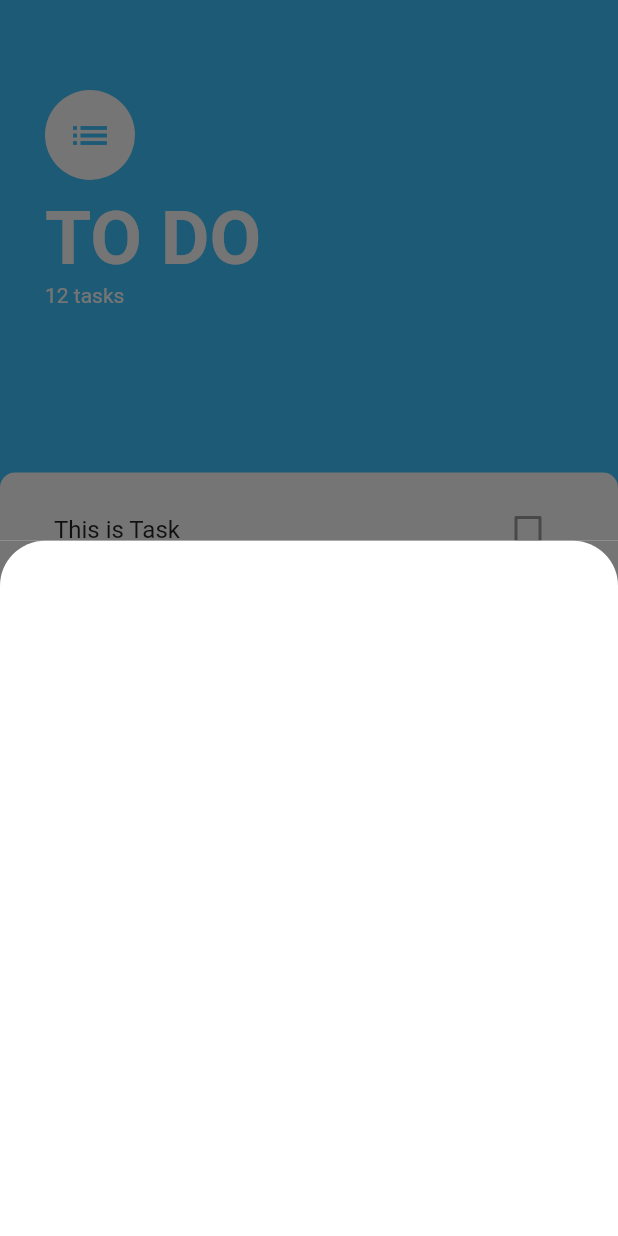
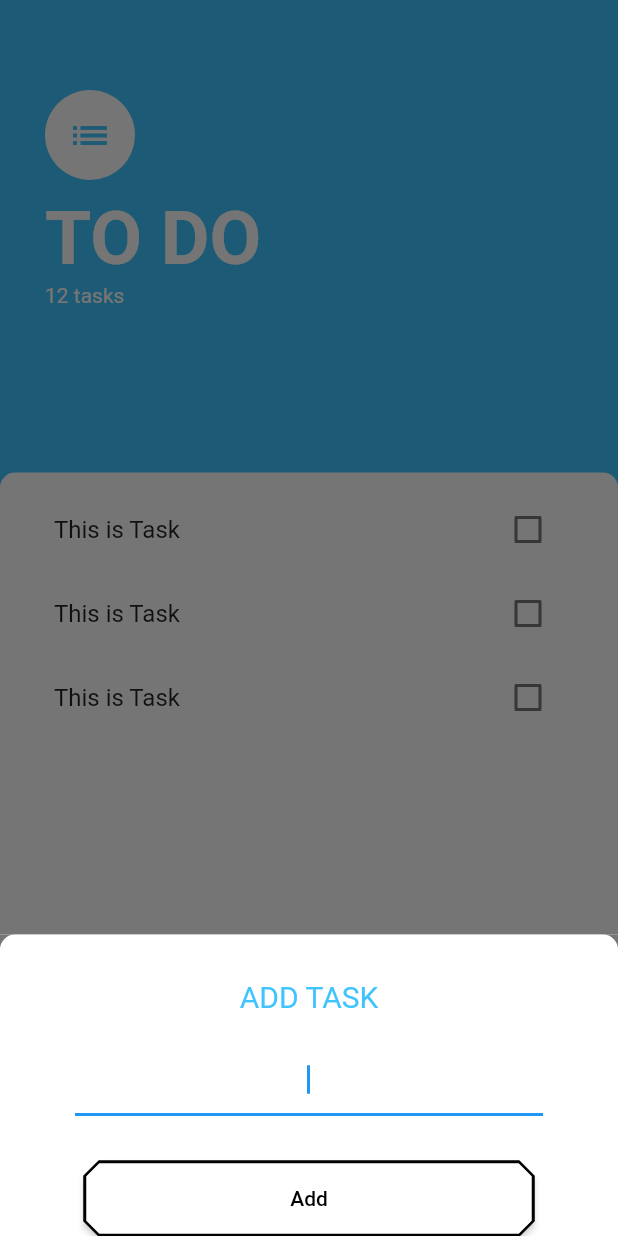
Before and after one commit to KTmifune/flutter_todo_app, a Flutter app: the screen it shows after launch, after a tap on the "add" icon, on a phone screen of 412 x 824 dp. Run offline on Flutter 3.47's test engine with Material 2 defaults, Android fonts, the phone set to English and light mode, and no system bars.

Commit message:
add AddTaskScreen

```diff
--- a/flutter_todo/lib/screens/add_task_screen.dart
+++ b/flutter_todo/lib/screens/add_task_screen.dart
@@ -9,8 +9,58 @@ class AddTaskScreen extends StatelessWidget {
         decoration: BoxDecoration(
           color: Colors.white,
           borderRadius: BorderRadius.only(
-            topLeft: Radius.circular(30.0),
-            topRight: Radius.circular(30.0),
+            topLeft: Radius.circular(10.0),
+            topRight: Radius.circular(10.0),
+          ),
+        ),
+        child: Padding(
+          padding: const EdgeInsets.symmetric(horizontal: 50.0),
+          child: Column(
+            children: <Widget>[
+              SizedBox(
+                height: 30.0,
+              ),
+              Text(
+                'ADD TASK',
+                style: TextStyle(color: Colors.lightBlueAccent, fontSize: 20.0),
+              ),
+              SizedBox(
+                height: 20.0,
+              ),
+              TextField(
+                autofocus: true,
+                textAlign: TextAlign.center,
+                decoration: InputDecoration(
+                    hintStyle: TextStyle(
+                  color: Colors.lightBlueAccent,
+                )),
+              ),
+              SizedBox(
+                height: 30.0,
+              ),
+              ButtonTheme(
+                minWidth: 300.0,
+                height: 50.0,
+                child: RaisedButton(
+                    color: Colors.white,
+                    shape: BeveledRectangleBorder(
+                      side: BorderSide(
+                        color: Colors.black,
+                        style: BorderStyle.solid,
+                      ),
+                      borderRadius: BorderRadius.circular(10.0),
+                    ),
+                    highlightColor: Colors.lightBlueAccent,
+                    hoverColor: Colors.lightBlueAccent,
+                    child: Text(
+                      'Add',
+                      style: TextStyle(
+                        color: Colors.black,
+                      ),
+                    ),
+                    onPressed: () {}),
+              )
+            ],
           ),
         ),
       ),
--- a/flutter_todo/lib/screens/task_screen.dart
+++ b/flutter_todo/lib/screens/task_screen.dart
@@ -13,7 +13,14 @@ class TaskScreen extends StatelessWidget {
         onPressed: () {
           //add slider
           showModalBottomSheet(
-              context: context, builder: (context) => AddTaskScreen());
+              context: context,
+              isScrollControlled: true,
+              builder: (context) => SingleChildScrollView(
+                    child: Container(
+                        padding: EdgeInsets.only(
+                            bottom: MediaQuery.of(context).viewInsets.bottom),
+                        child: AddTaskScreen()),
+                  ));
         },
       ),
       body: SafeArea(
--- a/flutter_todo/lib/widgets/tasks_tile.dart
+++ b/flutter_todo/lib/widgets/tasks_tile.dart
@@ -1,17 +1,46 @@
 import 'package:flutter/material.dart';
 
-class TasksTile extends StatelessWidget {
-  const TasksTile({
-    Key key,
-  }) : super(key: key);
+class TasksTile extends StatefulWidget {
+  @override
+  _TasksTileState createState() => _TasksTileState();
+}
+
+class _TasksTileState extends State<TasksTile> {
+  bool isChecked = false;
+
+  void checkBoxCallback(bool checkBoxState) {
+    setState(() {
+      isChecked = checkBoxState;
+    });
+  }
 
   @override
   Widget build(BuildContext context) {
     return ListTile(
-      title: Text('This is Task'),
-      trailing: Checkbox(
-        value: false,
+      title: Text(
+        'This is Task',
+        style: TextStyle(
+            decoration: isChecked ? TextDecoration.lineThrough : null),
+      ),
+      trailing: TaskCheckBox(
+        checkBoxState: isChecked,
+        toggleCheckBoxState: checkBoxCallback,
       ),
     );
   }
 }
+
+class TaskCheckBox extends StatelessWidget {
+  final bool checkBoxState;
+  final Function toggleCheckBoxState;
+  TaskCheckBox({this.checkBoxState, this.toggleCheckBoxState});
+
+  @override
+  Widget build(BuildContext context) {
+    return Checkbox(
+      activeColor: Colors.lightBlue,
+      value: checkBoxState,
+      onChanged: toggleCheckBoxState,
+    );
+  }
+}
```
